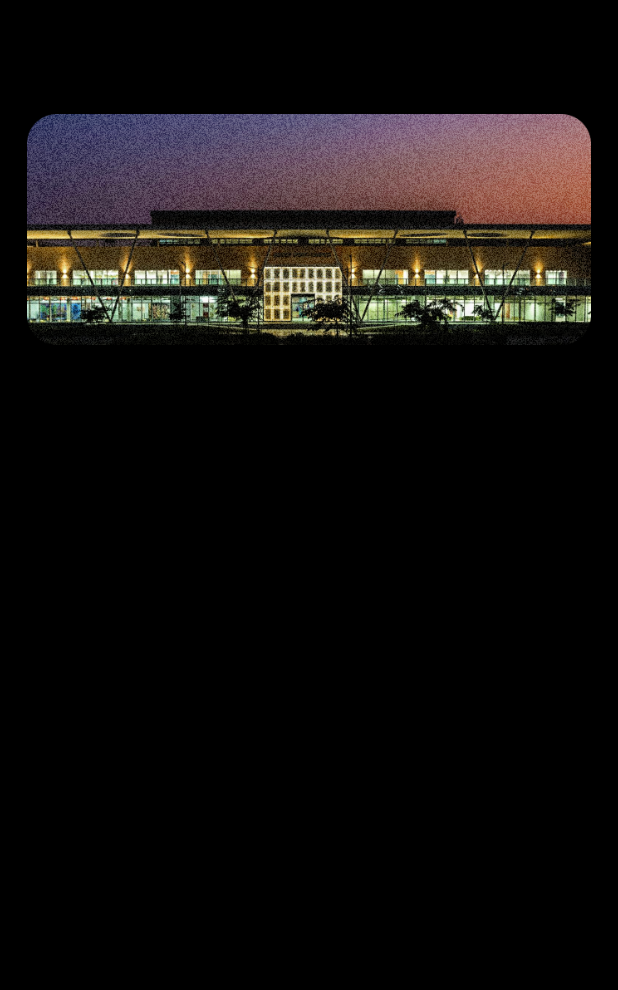
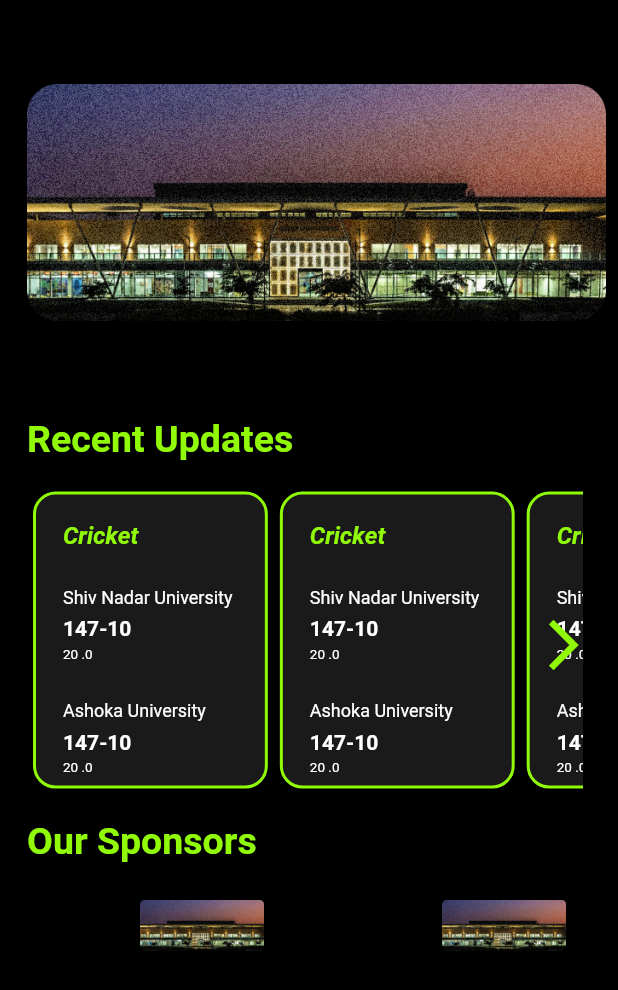
Before and after one commit to surge-snu/surge-2023-app, a Flutter app: the HomePage screen opened directly, on a phone screen of 412 x 824 dp. Shown: the top 990 px of the screen. Run offline on Flutter 3.47's test engine with Material 2 defaults, Android fonts, the light colour scheme and no system bars; our stand-ins replace dropdown_button2, flutter_otp_text_field, get, google_fonts, google_nav_bar, line_icons and 2 more; accounts and stored records are empty.

Commit message:
done with ui of home page all ui completed

```diff
--- a/lib/Home/HomePage.dart
+++ b/lib/Home/HomePage.dart
@@ -1,4 +1,7 @@
 import 'package:flutter/material.dart';
+import 'package:surge_2023_app/Home/sponsorAnimation.dart';
+
+import '../Global Variables/Constants.dart';
 
 class HomePage extends StatefulWidget {
   const HomePage({Key? key}) : super(key: key);
@@ -8,20 +11,154 @@ class HomePage extends StatefulWidget {
 }
 
 class _HomePageState extends State<HomePage> {
+  List<Map<String, dynamic>> dataList = [
+    {
+      'name': 'John',
+      'title': 'Engineer',
+      'score': 85,
+    },
+    {
+      'name': 'Alice',
+      'title': 'Designer',
+      'score': 90,
+    },
+    {
+      'name': 'Bob',
+      'title': 'Developer',
+      'score': 78,
+    },
+    // Add more entries here as needed
+  ];
+
+
+
   @override
   Widget build(BuildContext context) {
+    final ScrollController _scrollController = ScrollController();
     return Scaffold(
       backgroundColor: Colors.black,
-      body: Padding(
-        padding:  EdgeInsets.all(18.0),
-        child: Column(
-          mainAxisAlignment: MainAxisAlignment.start,
-          children: [
-            Image.asset('assets/ISC.png',height: 270,width: 600,
+      body: Center(
+        child: Container(
+          color: Colors.black,
+          child: Padding(
+            padding: EdgeInsets.only(left: 18.0,right: 8.0),
+            child: Column(
+              mainAxisAlignment: MainAxisAlignment.start,
+              crossAxisAlignment: CrossAxisAlignment.start,
+              children: [
+                Image.asset(
+                  'assets/ISC.png',
+                  height: 270,
+                  width: 600,
+                ),
+                SizedBox(height: MediaQuery.sizeOf(context).height * 0.01),
+                const Text(
+                  'Recent Updates',
+                  style: TextStyle(
+                    color: AppColors.primaryColor,
+                    fontWeight: FontWeight.w600,
+                    fontSize: 25,
+                  ),
+                ),
+                SizedBox(height: MediaQuery.sizeOf(context).height * 0.02),
+             Stack(
+               children: [
+                 Container(
+                   height:  MediaQuery.of(context).size.height*0.25,
+                  width:   MediaQuery.of(context).size.width*0.9,
+                   child: ListView.builder(
+                     controller: _scrollController,
+                     scrollDirection: Axis.horizontal,
+
+    shrinkWrap:  true,
+    itemCount:11, itemBuilder: (con, index){
+      return Padding(
+        padding: const EdgeInsets.all(4.0),
+        child: Container(
+        height: MediaQuery.of(context).size.height*0.1,
+        width: MediaQuery.of(context).size.width*0.38,
+    decoration: BoxDecoration(
+      color: Colors.white10,
+      borderRadius: BorderRadius.circular(15),
+      border:  Border.all(
+        color: AppColors.primaryColor,
+        width: 2
+      )
+    ),
+child: Padding(
+
+  padding: const EdgeInsets.only(left: 18.0,top: 18),
+  child:   Column(
+mainAxisAlignment: MainAxisAlignment.start,
+    crossAxisAlignment: CrossAxisAlignment.start,
+    children: [
+
+      Text('Cricket',style: TextStyle(
+          color: AppColors.primaryColor,fontWeight: FontWeight.w700,fontSize: 16,fontStyle: FontStyle.italic),),
+       SizedBox(height: MediaQuery.sizeOf(context).height*0.03,),
+      Text('Shiv Nadar University',style: TextStyle(
+          color: Colors.white,fontWeight: FontWeight.w400,fontSize: 12,),),
+      SizedBox(height: MediaQuery.sizeOf(context).height*0.007,),
+      Text('147-10',style: TextStyle(
+        color: Colors.white,fontWeight: FontWeight.w700,fontSize: 14,),),
+      SizedBox(height: MediaQuery.sizeOf(context).height*0.005,),
+      Text('20 .0',style: TextStyle(
+        color: Colors.white,fontWeight: FontWeight.w400,fontSize: 9,),),
+
+      SizedBox(height: MediaQuery.sizeOf(context).height*0.03,),
+      Text('Ashoka University',style: TextStyle(
+        color: Colors.white,fontWeight: FontWeight.w400,fontSize: 12,),),
+      SizedBox(height: MediaQuery.sizeOf(context).height*0.007,),
+      Text('147-10',style: TextStyle(
+        color: Colors.white,fontWeight: FontWeight.w700,fontSize: 14,),),
+      SizedBox(height: MediaQuery.sizeOf(context).height*0.005,),
+      Text('20 .0',style: TextStyle(
+        color: Colors.white,fontWeight: FontWeight.w400,fontSize: 9,),),
+    ],
+
+  ),
+),
+        ),
+      );
+
+                   },
+
             ),
-          ],
+                 ),
+
+                 Positioned(
+                   left: MediaQuery.sizeOf(context).width*0.8,
+                   top: MediaQuery.sizeOf(context).width*0.19,
+                   child: IconButton(
+                     icon: Icon(Icons.arrow_forward_ios,color: AppColors.primaryColor,size: 40,),
+                     onPressed: () {
+                       _scrollController.animateTo(
+                         _scrollController.offset + 100, // You can adjust the scroll distance here
+                         curve: Curves.easeInOut,
+                         duration: Duration(milliseconds: 200),
+                       );
+                     },
+                   ),
+                 ),
+               ],
+             ),
+                SizedBox(height: MediaQuery.sizeOf(context).height * 0.02),
+                const Text(
+                  'Our Sponsors',
+                  style: TextStyle(
+                    color: AppColors.primaryColor,
+                    fontWeight: FontWeight.w600,
+                    fontSize: 25,
+                  ),
+                ),
+                SizedBox(height: MediaQuery.sizeOf(context).height * 0.02),
+                SponsorsAnimation()
+            ]
+          ),
         ),
       ),
+    )
     );
+
   }
 }
--- /dev/null
+++ b/lib/Home/sponsorAnimation.dart
@@ -0,0 +1,71 @@
+import 'package:flutter/material.dart';
+
+
+
+class SponsorsAnimation extends StatefulWidget {
+  @override
+  _SponsorsAnimationState createState() => _SponsorsAnimationState();
+}
+
+class _SponsorsAnimationState extends State<SponsorsAnimation>
+    with SingleTickerProviderStateMixin {
+  double _scrollOffset = 0.0;
+  double _scrollSpeed = 0.8; // You can adjust the scroll speed as needed
+  late AnimationController _controller;
+
+  @override
+  void initState() {
+    super.initState();
+    _controller = AnimationController(
+      vsync: this,
+      duration: Duration(seconds: 5), // You can adjust the animation duration as needed
+    )..addListener(() {
+      setState(() {
+        _scrollOffset += _scrollSpeed;
+        if (_scrollOffset >= 150.0) {
+          _scrollOffset = 0.0; // Reset the offset to make the images scroll continuously
+        }
+      });
+    });
+
+    _controller.repeat();
+  }
+
+  @override
+  void dispose() {
+    _controller.dispose();
+    super.dispose();
+  }
+
+  @override
+  Widget build(BuildContext context) {
+    return Container(
+      height: 50,
+     width: MediaQuery.sizeOf(context).width,
+      // Adjust the height as needed
+      child: ListView.builder(
+
+        scrollDirection: Axis.horizontal,
+        itemCount: 10, // Number of sponsors/images
+        itemBuilder: (context, index) {
+
+          return Transform.translate(
+            offset: Offset(_scrollOffset, 0.0),
+            child: Padding(
+              padding: const EdgeInsets.all(8.0),
+              child: Container(
+            width:    MediaQuery.of(context).size.width * 0.45,
+                child: Image.asset(
+                  'assets/ISC.png',
+                 // 'assets/sponsor_image_$index.png', // Replace with your sponsor image names
+                  width: 150, // Adjust the width of each sponsor image
+                  height: 100, // Adjust the height of each sponsor image
+                ),
+              ),
+            ),
+          );
+        },
+      ),
+    );
+  }
+}
--- a/lib/Map/mapSnuExplore.dart
+++ b/lib/Map/mapSnuExplore.dart
@@ -14,9 +14,11 @@ class _MapExploreState extends State<MapExplore> {
   String websiteURL =
       'https://snuxplore.com/';
   Future<void> _openURL(String url) async {
-
+    if (await canLaunch(url)) {
       await launch(url);
-
+    } else {
+      throw 'Could not launch $url';
+    }
   }
   @override
   void initState() {
--- a/lib/Utils/Navigator.dart
+++ b/lib/Utils/Navigator.dart
@@ -21,28 +21,18 @@ class NavBar extends StatefulWidget {
 
 class _NavBarState extends State<NavBar> {
   // Function to open the URL
-  void _openURL(String url) async {
-    if (await canLaunch(url)) {
-      await launch(url);
-    } else {
-      throw 'Could not launch $url';
-    }
-  }
+
 
   int _selectedIndex = 0;
   void _onItemTapped(int index) {
     setState(() {
       _selectedIndex = index;
     });
-    if (index == 2) {
-      String websiteURL =
-          'https://snuxplore.com/'; // Replace with your desired URL
-      _openURL(websiteURL);
-    } else {
+
       setState(() {
         widget.passedIndex = index;
       });
-    }
+
   }
 
   final screens = [
--- a/lib/main.dart
+++ b/lib/main.dart
@@ -1,6 +1,7 @@
 import 'package:flutter/material.dart';
 import 'package:get/get_navigation/src/root/get_material_app.dart';
 import 'package:surge_2023_app/Auth/login.dart';
+import 'package:surge_2023_app/Home/HomePage.dart';
 import 'package:surge_2023_app/Profile/profile.dart';
 import 'package:surge_2023_app/contact/contactus.dart';
 
@@ -23,7 +24,7 @@ class MyApp extends StatelessWidget {
 
         // This is the theme of your application.
 
-      home: SplashScreen(),
+      home: HomePage(),
     );
   }
 }
```
